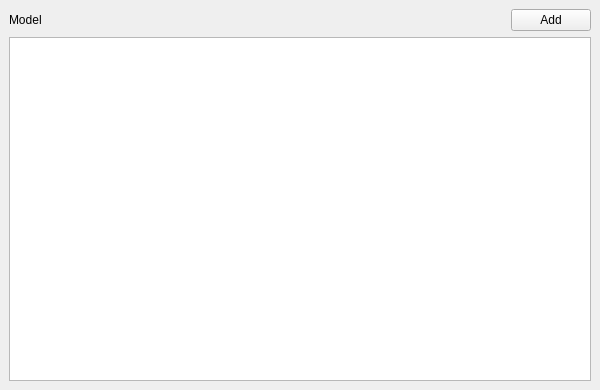
The window that src/app.ui (AdamPloof/qt-sandbox) describes before a commit, drawn with Qt 5.
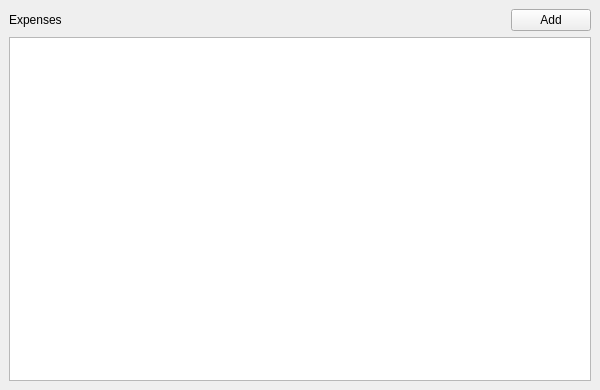
The same window after the commit.

Commit message: set up table model and allow editing

Diff of the .ui file:
```diff
--- a/src/app.ui
+++ b/src/app.ui
@@ -46,7 +46,7 @@
         <item alignment="Qt::AlignLeft">
          <widget class="QLabel" name="modelLbl">
           <property name="text">
-           <string>Model</string>
+           <string>Expenses</string>
           </property>
          </widget>
         </item>
```
Left out of the diff: 4 changed lines with no effect on the pictures. The commit also changes 9 other files.
